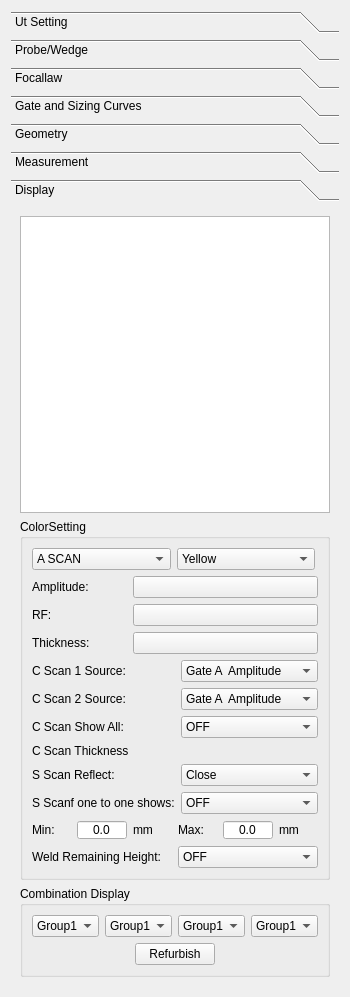
This is phascan_view/ui/DopplerGroupTab.ui in qinxingying/hello-word as Qt 5 draws it before an edit. The edited form follows.
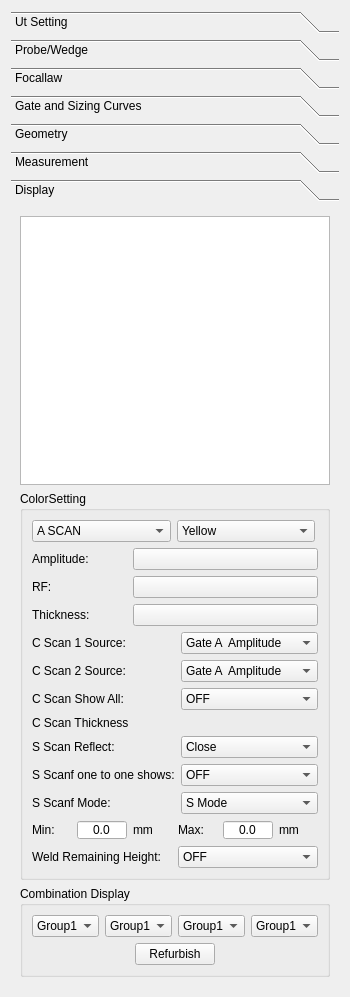
This is the edited form. Icons and pictures are not drawn. Custom widgets are drawn as their Qt base class.

```diff
--- a/phascan_view/ui/DopplerGroupTab.ui
+++ b/phascan_view/ui/DopplerGroupTab.ui
@@ -10195,6 +10195,27 @@
                   </item>
                  </widget>
                 </item>
+                <item row="6" column="0">
+                 <widget class="QLabel" name="LabelsScanfMode">
+                  <property name="text">
+                   <string>S Scanf Mode:</string>
+                  </property>
+                 </widget>
+                </item>
+                <item row="6" column="1">
+                 <widget class="QComboBox" name="ComsScanfMode">
+                  <item>
+                   <property name="text">
+                    <string>S Mode</string>
+                   </property>
+                  </item>
+                  <item>
+                   <property name="text">
+                    <string>D Mode</string>
+                   </property>
+                  </item>
+                 </widget>
+                </item>
                </layout>
               </item>
               <item>
```
